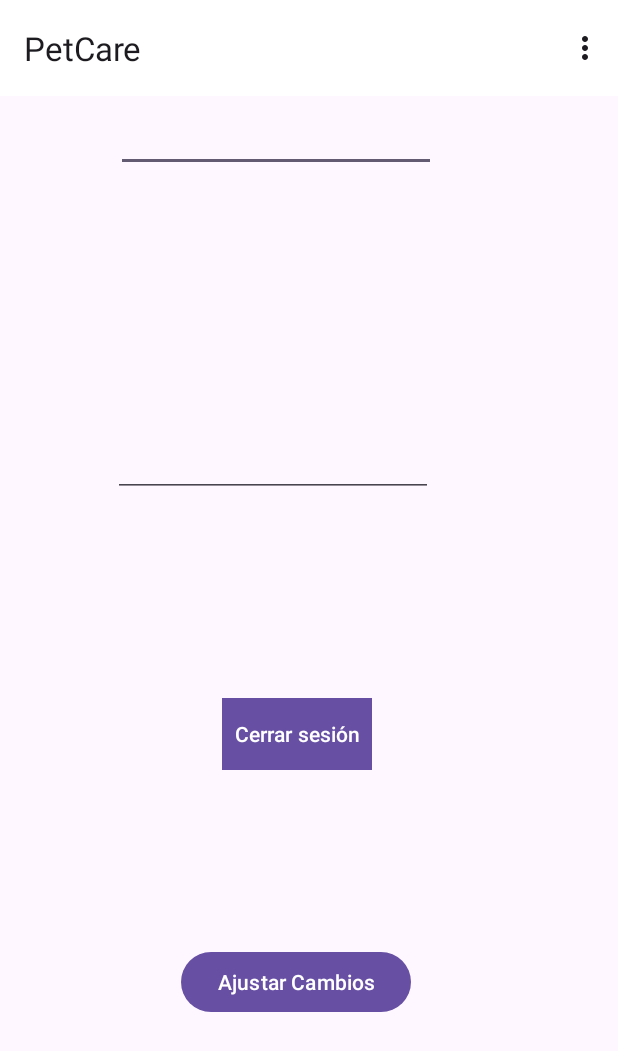
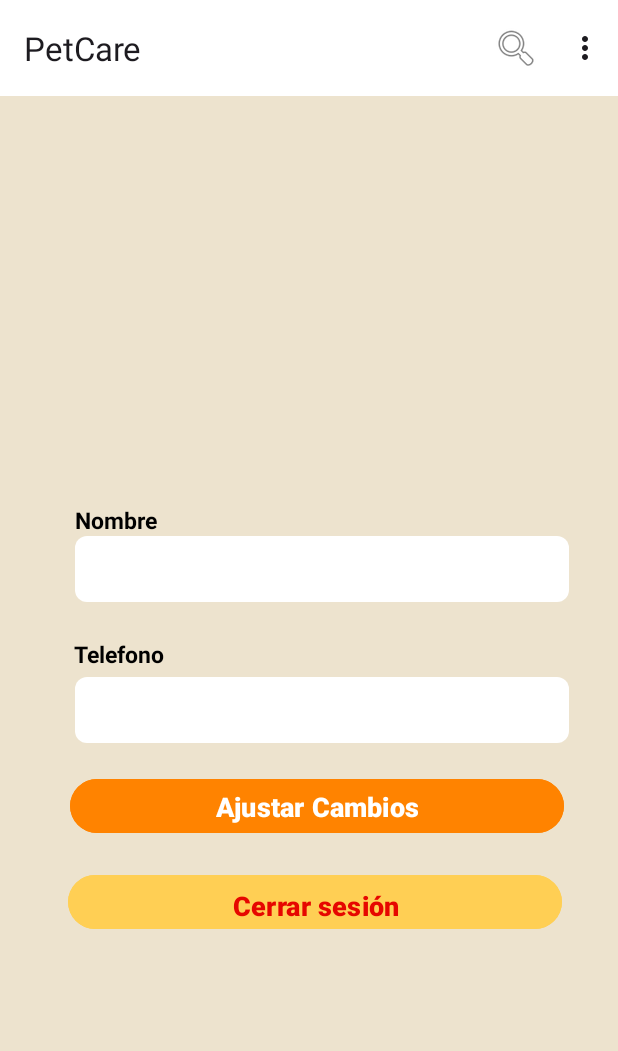
Before and after one commit to nordin001/IOT_Petcare, an Android app: the EditarPerfil screen opened directly, with no data from a screen before it, on a phone screen of 412 x 824 dp. Shown: the top 1051 px of the screen. Run offline under Robolectric (Android 15) with nearby library versions, the phone set to English and light mode, and no system bars; our stand-ins replace Firebase (no records; nobody signed in at launch, a user with empty details on screens opened directly), Volley; libraries missing offline, so code that uses them is left out: com.firebase.ui.

Commit message:
layout de editar perfil  , hecho por mini

```diff
--- a/app/src/main/java/com/example/sprint_1_nuevo_15/EditarPerfil.java
+++ b/app/src/main/java/com/example/sprint_1_nuevo_15/EditarPerfil.java
@@ -43,7 +43,7 @@ public class EditarPerfil extends AppCompatActivity {
         FirebaseUser usuario = FirebaseAuth.getInstance().getCurrentUser();
         TextView nombre = findViewById(R.id.nombre);
         TextView correo = findViewById(R.id.correo);
-        TextView telefono=findViewById(R.id.telefono);
+        TextView telefono=findViewById(R.id.telefonoUser);
         editTextPhone=findViewById(R.id.editTextPhone);
         editTextNombre=findViewById(R.id.editTextNombre);
         Button cerrarSesion=findViewById(R.id.btn_cerrar_sesion);
@@ -51,7 +51,6 @@ public class EditarPerfil extends AppCompatActivity {
         setSupportActionBar(toolbar);
         nombre.setText(usuario.getDisplayName());
         correo.setText(usuario.getEmail());
-        telefono.setText(usuario.getPhoneNumber());
         editTextNombre.setText(usuario.getDisplayName());
         editTextPhone.setText(usuario.getPhoneNumber());
 
@@ -130,7 +129,7 @@ public class EditarPerfil extends AppCompatActivity {
     public void ajustarCambios(View view){
 
         String nombre=editTextNombre.getText().toString();
-        String telefono=editTextPhone.getText().toString();
+        String telefono =editTextPhone.getText().toString();
         FirebaseUser usuario = FirebaseAuth.getInstance().getCurrentUser();
         UserProfileChangeRequest perfil = new UserProfileChangeRequest.Builder()
                 .setDisplayName(nombre)
--- /dev/null
+++ b/app/src/main/res/drawable/edit_text_round_corner.xml
@@ -0,0 +1,5 @@
+<?xml version="1.0" encoding="utf-8"?>
+    <shape xmlns:android="http://schemas.android.com/apk/res/android">
+        <solid android:color="@android:color/white" /> <!-- Color de fondo blanco -->
+        <corners android:radius="8dp" /> <!-- Radio de las esquinas en dp -->
+    </shape>
--- a/app/src/main/res/layout/activity_editar_perfil.xml
+++ b/app/src/main/res/layout/activity_editar_perfil.xml
@@ -4,7 +4,8 @@
     xmlns:tools="http://schemas.android.com/tools"
     android:layout_width="match_parent"
     android:layout_height="match_parent"
-    tools:context=".EditarPerfil">
+    tools:context=".EditarPerfil"
+    android:background="@color/mi_color_personalizado">
             <!-- Parte superior (blanco) -->
 
         <!-- Parte inferior (naranja) -->
@@ -14,68 +15,81 @@
         android:id="@+id/nombre2"
         android:layout_width="wrap_content"
         android:layout_height="wrap_content"
-        android:layout_marginTop="20dp"
-        android:layout_marginEnd="120dp"
+        android:layout_marginTop="28dp"
         android:text="Nombre"
+        android:textColor="#000000"
+        android:textSize="15sp"
         app:layout_constraintEnd_toEndOf="parent"
+        app:layout_constraintHorizontal_bias="0.139"
         app:layout_constraintStart_toStartOf="parent"
-        app:layout_constraintTop_toBottomOf="@+id/correo" />
+        app:layout_constraintTop_toBottomOf="@+id/correo"
+        style="@style/BoldText"/>
 
     <TextView
         android:id="@+id/nombre"
         android:layout_width="wrap_content"
         android:layout_height="wrap_content"
+        android:layout_marginTop="10dp"
         android:layout_marginBottom="30dp"
         android:text="TextView"
+        android:textColor="#000000"
+        android:textSize="20sp"
         app:layout_constraintBottom_toTopOf="@+id/correo"
         app:layout_constraintEnd_toEndOf="parent"
         app:layout_constraintHorizontal_bias="0.498"
-        app:layout_constraintStart_toStartOf="parent" />
+        app:layout_constraintStart_toStartOf="parent"
+        app:layout_constraintTop_toBottomOf="@+id/imagen"
+        style="@style/BoldText"/>
 
     <TextView
         android:id="@+id/correo"
         android:layout_width="wrap_content"
         android:layout_height="wrap_content"
+        android:layout_marginTop="15dp"
         android:text="TextView"
+        android:textColor="#555454"
+        android:textSize="15sp"
         app:layout_constraintEnd_toEndOf="parent"
         app:layout_constraintHorizontal_bias="0.498"
         app:layout_constraintStart_toStartOf="parent"
-        tools:layout_editor_absoluteY="309dp" />
+        app:layout_constraintTop_toBottomOf="@+id/nombre" />
 
   <TextView
-        android:id="@+id/telefono"
+      android:id="@+id/telefonoUser"
       android:layout_width="wrap_content"
       android:layout_height="wrap_content"
-        android:layout_marginTop="20dp"
-        android:layout_marginEnd="130dp"
+      android:layout_marginTop="24dp"
       android:text="Telefono"
+      android:textColor="#000000"
+      android:textSize="15sp"
       app:layout_constraintEnd_toEndOf="parent"
-        app:layout_constraintHorizontal_bias="0.47"
+      app:layout_constraintHorizontal_bias="0.141"
       app:layout_constraintStart_toStartOf="parent"
-        app:layout_constraintTop_toBottomOf="@+id/editTextNombre" />
+      app:layout_constraintTop_toBottomOf="@+id/editTextNombre"
+      style="@style/BoldText"/>
+
 
     <Button
         android:id="@+id/btn_cerrar_sesion"
-        android:layout_width="wrap_content"
-        android:layout_height="wrap_content"
-        android:layout_marginRight="16dp"
-        android:background="#d0021b"
+        style="@style/EstiloBotonAmarilloCerrar"
+        android:layout_width="329dp"
+        android:layout_height="44dp"
+        android:layout_marginTop="20dp"
         android:onClick="cerrarSesion"
         android:padding="8dp"
         android:text="Cerrar sesión"
-        android:textColor="#fff"
-        app:layout_constraintBottom_toBottomOf="parent"
+        android:textSize="18sp"
         app:layout_constraintEnd_toEndOf="parent"
+        app:layout_constraintHorizontal_bias="0.552"
         app:layout_constraintStart_toStartOf="parent"
-        app:layout_constraintTop_toBottomOf="@+id/telefono" />
+        app:layout_constraintTop_toBottomOf="@+id/AjustarCambios" />
 
     <com.android.volley.toolbox.NetworkImageView
         android:id="@+id/imagen"
         android:layout_width="120dp"
         android:layout_height="120dp"
-        android:layout_marginTop="100dp"
+        android:layout_marginTop="50dp"
         android:paddingTop="0dp"
-        app:layout_constraintBottom_toTopOf="@+id/nombre"
         app:layout_constraintEnd_toEndOf="parent"
         app:layout_constraintHorizontal_bias="0.498"
         app:layout_constraintStart_toStartOf="parent"
@@ -100,48 +114,40 @@
 
     <EditText
         android:id="@+id/editTextNombre"
-        android:layout_width="wrap_content"
-        android:layout_height="wrap_content"
-        android:layout_marginStart="79dp"
-        android:layout_marginTop="50dp"
-        android:layout_marginEnd="123dp"
-        android:layout_marginBottom="19dp"
+        android:layout_width="329dp"
+        android:layout_height="44dp"
         android:ems="10"
         android:inputType="text"
         android:text="Name"
-        app:layout_constraintBottom_toTopOf="@+id/telefono"
-        app:layout_constraintEnd_toEndOf="parent"
-        app:layout_constraintStart_toStartOf="parent"
-        app:layout_constraintTop_toBottomOf="@+id/correo" />
+        android:textSize="13sp"
+        app:layout_constraintStart_toStartOf="@+id/nombre2"
+        app:layout_constraintTop_toBottomOf="@+id/nombre2"
+        android:background="@drawable/edit_text_round_corner"/>
 
     <EditText
         android:id="@+id/editTextPhone"
-        android:layout_width="wrap_content"
-        android:layout_height="wrap_content"
-        android:layout_marginStart="77dp"
-        android:layout_marginTop="32dp"
-        android:layout_marginEnd="125dp"
-        android:layout_marginBottom="33dp"
+        android:layout_width="329dp"
+        android:layout_height="44dp"
+        android:layout_marginTop="50dp"
+        android:background="@drawable/edit_text_round_corner"
         android:ems="10"
         android:inputType="phone"
-        app:layout_constraintBottom_toTopOf="@+id/btn_cerrar_sesion"
-        app:layout_constraintEnd_toEndOf="parent"
-        app:layout_constraintStart_toStartOf="parent"
-        app:layout_constraintTop_toBottomOf="@+id/telefono" />
+        android:textSize="13sp"
+        app:layout_constraintStart_toStartOf="@+id/editTextNombre"
+        app:layout_constraintTop_toBottomOf="@+id/editTextNombre" />
 
     <Button
         android:id="@+id/AjustarCambios"
-        android:layout_width="wrap_content"
-        android:layout_height="wrap_content"
-        android:layout_marginStart="152dp"
-        android:layout_marginTop="17dp"
-        android:layout_marginEnd="169dp"
-        android:layout_marginBottom="45dp"
+        style="@style/EstiloBotonNaranja"
+        android:layout_width="329dp"
+        android:layout_height="44dp"
+        android:layout_marginTop="20dp"
         android:onClick="ajustarCambios"
         android:text="Ajustar Cambios"
-        app:layout_constraintBottom_toBottomOf="parent"
+        android:textSize="18sp"
         app:layout_constraintEnd_toEndOf="parent"
+        app:layout_constraintHorizontal_bias="0.563"
         app:layout_constraintStart_toStartOf="parent"
-        app:layout_constraintTop_toBottomOf="@+id/btn_cerrar_sesion" />
+        app:layout_constraintTop_toBottomOf="@+id/editTextPhone" />
 
 </androidx.constraintlayout.widget.ConstraintLayout>
--- a/app/src/main/res/menu/menu_main.xml
+++ b/app/src/main/res/menu/menu_main.xml
@@ -19,5 +19,10 @@
         android:icon="@android:drawable/ic_menu_preferences"
         android:orderInCategory="5"
         app:showAsAction="never"/>
+    <item android:title="Buscar"
+        android:id="@+id/menu_buscar"
+        android:icon="@android:drawable/ic_menu_search"
+        android:orderInCategory="115"
+        app:showAsAction="always|collapseActionView"/>
 
 </menu>
--- a/app/src/main/res/values/styles.xml
+++ b/app/src/main/res/values/styles.xml
@@ -15,4 +15,19 @@
         <item name="android:layout_marginTop">16dp</item> <!-- Agrega un margen -->
         <item name="android:backgroundTint">#FF8300</item>
     </style>
+
+    <style name="EstiloBotonAmarilloCerrar">
+        <item name="android:textColor">#E60700</item> <!-- Cambia el color de texto a rojo -->
+        <item name="android:textSize">18sp</item> <!-- Cambia el tamaño del texto -->
+        <item name="android:textStyle">bold</item> <!-- Hace que el texto sea en negrita -->
+        <item name="android:layout_marginTop">16dp</item> <!-- Agrega un margen -->
+        <item name="android:backgroundTint">#FFCF54</item>
+    </style>
+
+        <style name="BoldText">
+            <item name="android:textStyle">bold</item>
+        </style>
+
+
+
 </resources>
```
Lines whose indentation alone changed are shown as unchanged.
